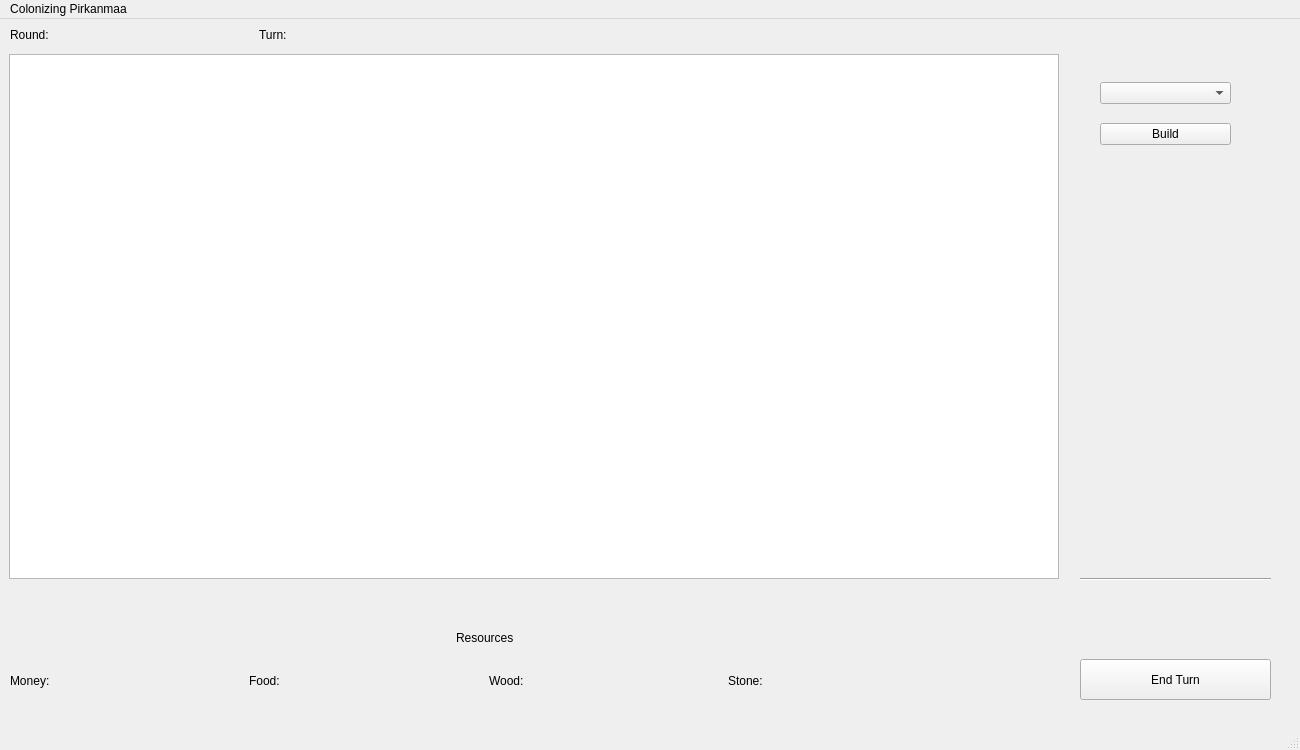
The window that Game/UI/mapwindow.ui (makipaa/School-Projects) describes before a commit, drawn with Qt 5.
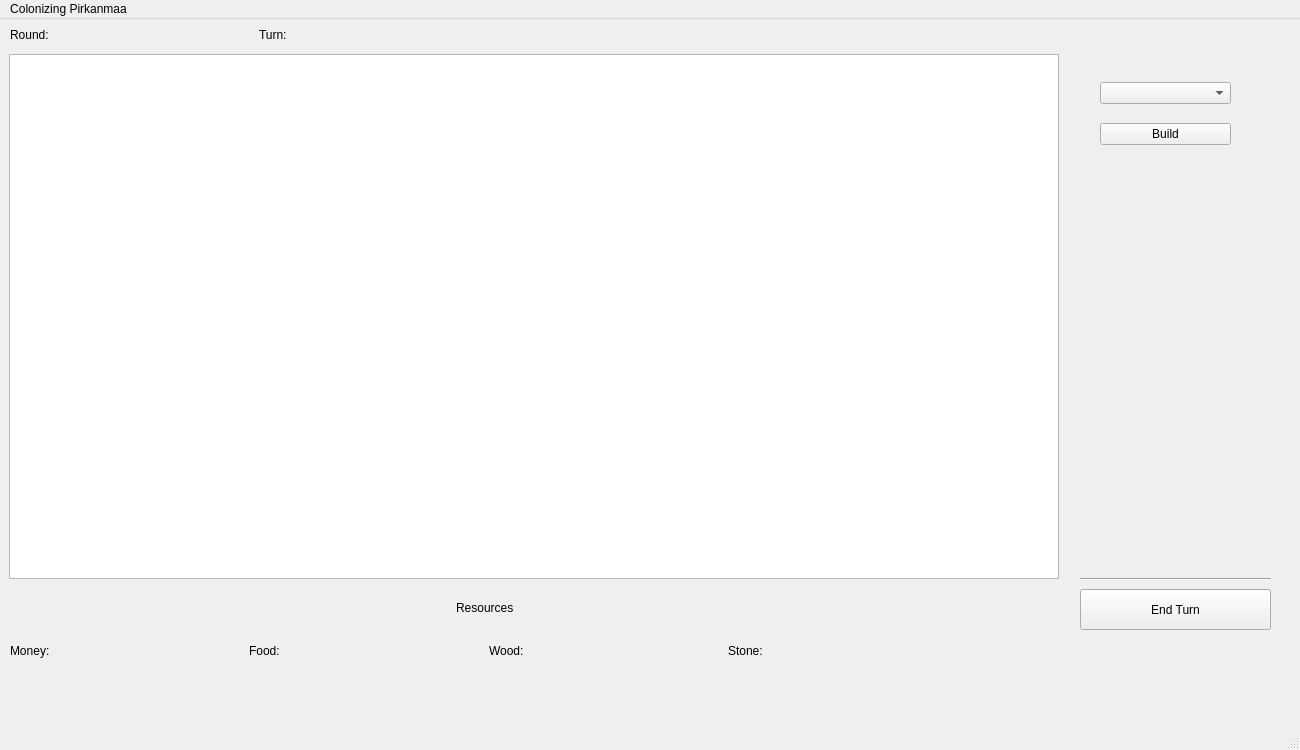
The same window after the commit.

```diff
--- a/Game/UI/mapwindow.ui
+++ b/Game/UI/mapwindow.ui
@@ -34,7 +34,7 @@
     <property name="geometry">
      <rect>
       <x>1080</x>
-      <y>640</y>
+      <y>570</y>
       <width>191</width>
       <height>41</height>
      </rect>
@@ -60,7 +60,7 @@
     <property name="geometry">
      <rect>
       <x>10</x>
-      <y>600</y>
+      <y>570</y>
       <width>951</width>
       <height>80</height>
      </rect>
```
Left out of the diff: 13 changed lines with no effect on the pictures.
